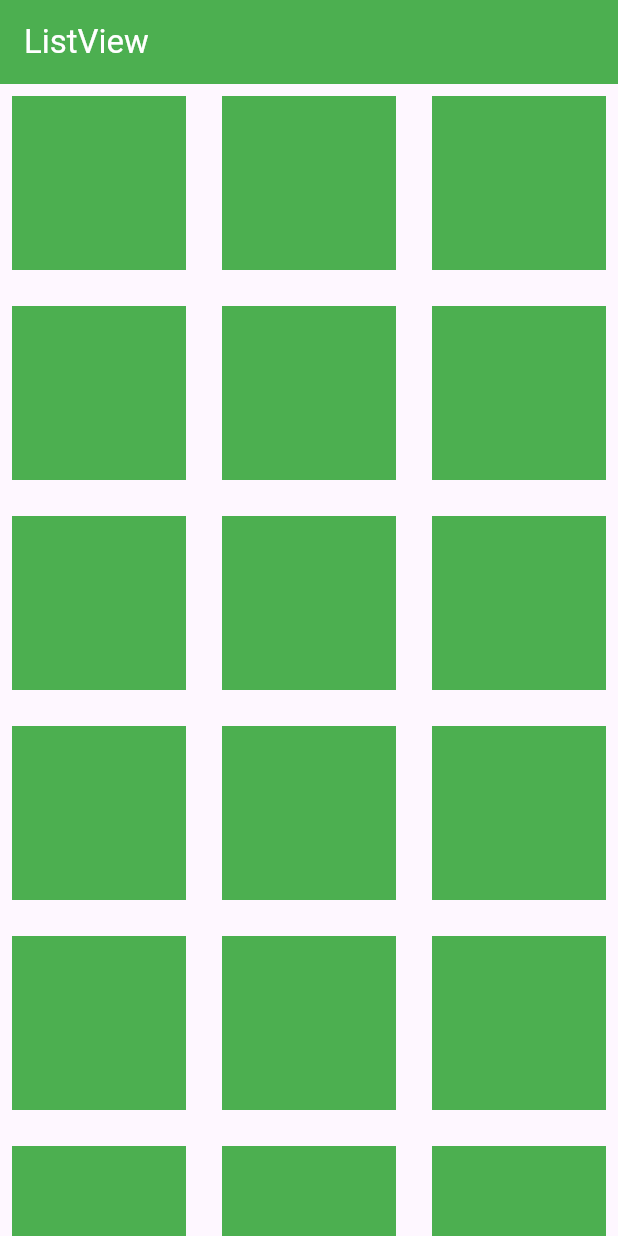
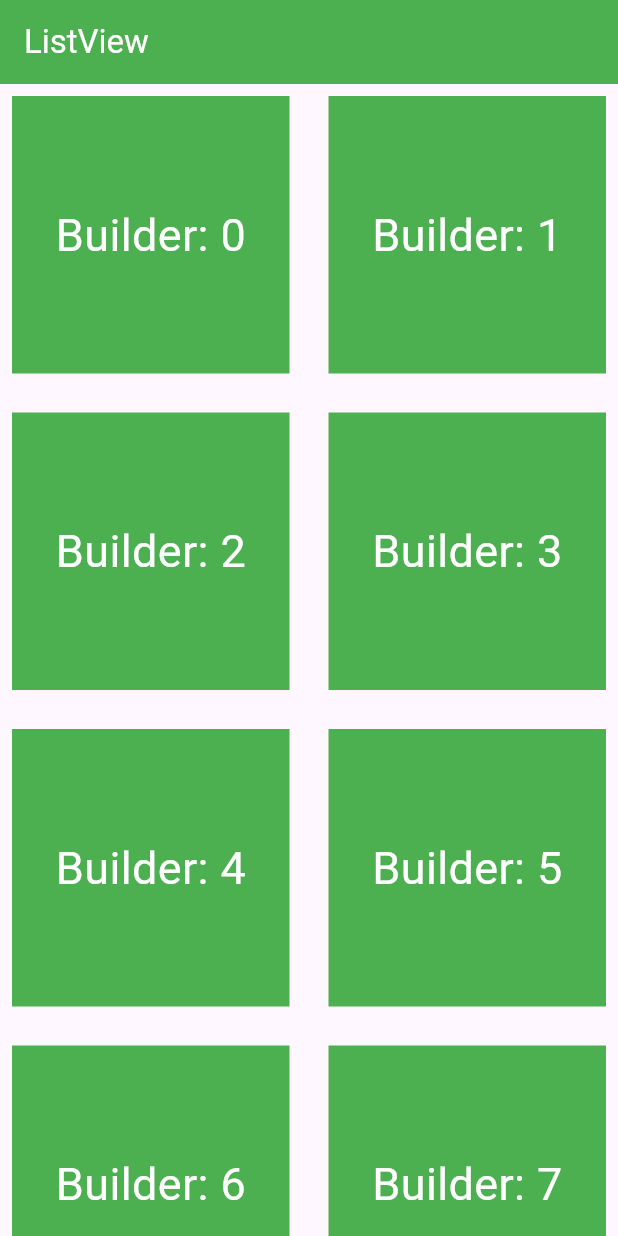
Before and after one commit to dtech-innovation/flutter_ex_10_gridview-, a Flutter app: the screen it shows after launch, on a phone screen of 412 x 824 dp. Run offline on Flutter 3.47's test engine with Material 3 defaults, Android fonts, the light colour scheme and no system bars.

Commit message:
Change to GridView.builder()

```diff
--- a/lib/main.dart
+++ b/lib/main.dart
@@ -31,16 +31,27 @@ class _MyHomePageState extends State<MyHomePage> {
         backgroundColor: Colors.green,
         foregroundColor: Colors.white,
       ),
-      body: GridView.count(
-        crossAxisCount: 3, // 3 columns
-        crossAxisSpacing: 8,
-        mainAxisSpacing: 8,
-        children: List.generate(40, (index) {
+      body: GridView.builder(
+        gridDelegate: SliverGridDelegateWithFixedCrossAxisCount(
+          crossAxisCount: 2,
+          crossAxisSpacing: 10,
+          mainAxisSpacing: 10,
+        ),
+        itemCount: 20,
+        itemBuilder: (context, index) {
           return Padding(
             padding: const EdgeInsets.all(8.0),
-            child: Container(color: Colors.green),
+            child: Container(
+              color: Colors.green,
+              child: Center(
+                child: Text(
+                  "Builder: $index",
+                  style: TextStyle(color: Colors.white, fontSize: 30),
+                ),
+              ),
+            ),
           );
-        }),
+        },
       ),
     );
   }
```
